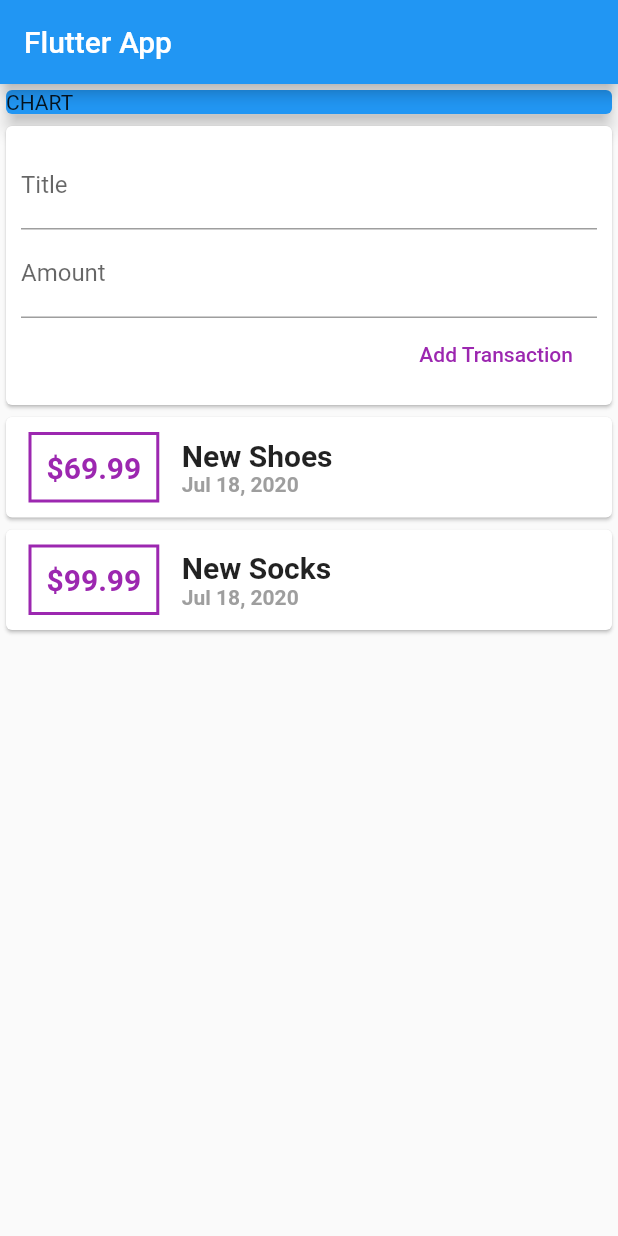
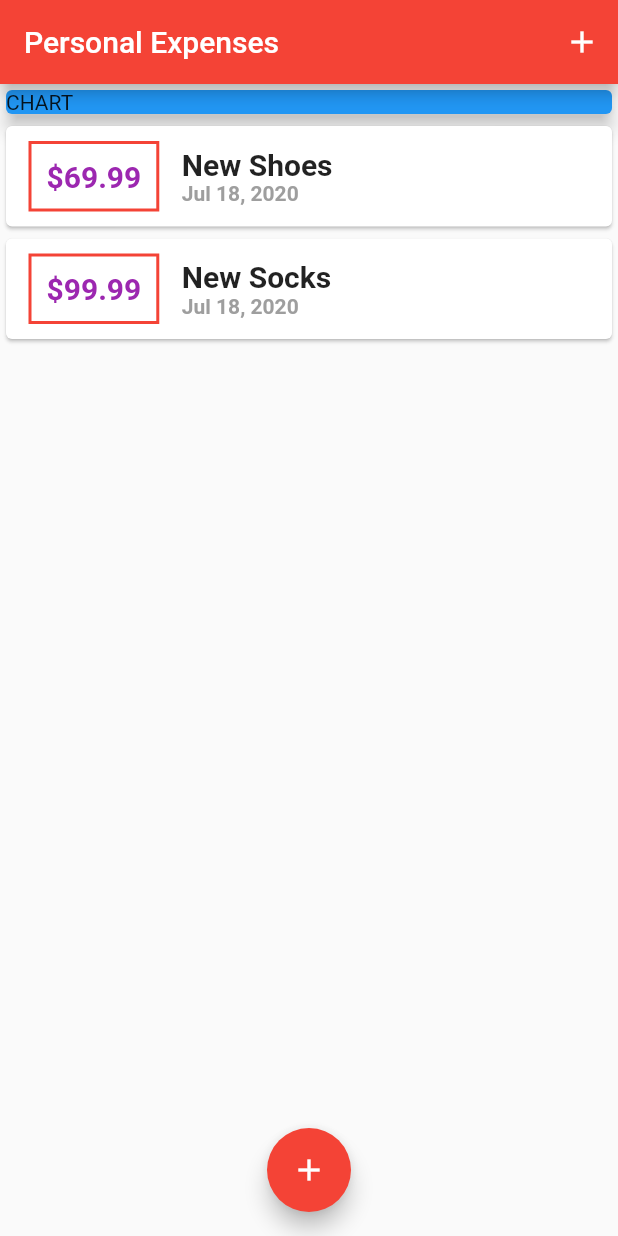
Before and after one commit to Devansh16/expensePlannerApp, a Flutter app: the screen it shows after launch, on a phone screen of 412 x 824 dp. Run offline on Flutter 3.47's test engine with Material 2 defaults, Android fonts, the phone set to English and light mode, and no system bars.

Commit message:
Fixed Bugs

```diff
--- a/lib/Widgets/transactions_list.dart
+++ b/lib/Widgets/transactions_list.dart
@@ -13,11 +13,10 @@ class TransactionList extends StatelessWidget {
   Widget build(BuildContext context) {
     return Container(
       height: 300,
-      child: SingleChildScrollView(
-        child: Column(
-          children: userTransactions.map((tx) {
-            return Card(
-                child: Row(
+      child: ListView.builder(
+        itemBuilder: (ctx, index) {
+          return Card(
+            child: Row(
               children: <Widget>[
                 Container(
                   margin: EdgeInsets.symmetric(
@@ -26,13 +25,13 @@ class TransactionList extends StatelessWidget {
                   ),
                   decoration: BoxDecoration(
                     border: Border.all(
-                      color: Colors.purple,
+                      color: Theme.of(context).primaryColor,
                       width: 2,
                     ),
                   ),
                   padding: EdgeInsets.all(10),
                   child: Text(
-                    '\$${tx.amount}',
+                    '\$${userTransactions[index].amount.toStringAsFixed(2)}',
                     style: TextStyle(
                       fontWeight: FontWeight.bold,
                       fontSize: 20,
@@ -44,14 +43,14 @@ class TransactionList extends StatelessWidget {
                   crossAxisAlignment: CrossAxisAlignment.start,
                   children: <Widget>[
                     Text(
-                      tx.title,
+                      userTransactions[index].title,
                       style: TextStyle(
                         fontWeight: FontWeight.bold,
                         fontSize: 20,
                       ),
                     ),
                     Text(
-                      DateFormat.yMMMd().format(tx.date),
+                      DateFormat.yMMMd().format(userTransactions[index].date),
                       style: TextStyle(
                         fontWeight: FontWeight.bold,
                         color: Colors.grey,
@@ -60,9 +59,10 @@ class TransactionList extends StatelessWidget {
                   ],
                 )
               ],
-            ));
-          }).toList(),
-        ),
+            ),
+          );
+        },
+        itemCount: userTransactions.length,
       ),
     );
   }
--- a/lib/Widgets/user_transactions.dart
+++ /dev/null
@@ -1,50 +0,0 @@
-import 'package:flutter/material.dart';
-
-import './new_transation.dart';
-import './transactions_list.dart';
-import '../models/transaction.dart';
-
-class UserTransactions extends StatefulWidget {
-  @override
-  _UserTransactionsState createState() => _UserTransactionsState();
-}
-
-class _UserTransactionsState extends State<UserTransactions> {
-  final List<Transaction> _userTransactions = [
-    Transaction(
-      id: 'T1',
-      title: 'New Shoes',
-      amount: 69.99,
-      date: DateTime.now(),
-    ),
-    Transaction(
-      id: 'T2',
-      title: 'New Socks',
-      amount: 99.99,
-      date: DateTime.now(),
-    ),
-  ];
-
-  void _addNewTransaction(String txTitle, double txAmount) {
-    final newTx = Transaction(
-      id: DateTime.now().toString(),
-      title: txTitle,
-      amount: txAmount,
-      date: DateTime.now(),
-    );
-
-    setState(() {
-      _userTransactions.add(newTx);
-    });
-  }
-
-  @override
-  Widget build(BuildContext context) {
-    return Column(
-      children: <Widget>[
-        NewTransaction(_addNewTransaction),
-        TransactionList(_userTransactions),
-      ],
-    );
-  }
-}
--- a/lib/main.dart
+++ b/lib/main.dart
@@ -1,4 +1,7 @@
-import './Widgets/user_transactions.dart';
+import 'package:expensePlannerApp/Widgets/new_transation.dart';
+
+import 'Widgets/transactions_list.dart';
+import './models/transaction.dart';
 import 'package:flutter/material.dart';
 
 void main() => runApp(MyApp());
@@ -7,24 +10,79 @@ class MyApp extends StatelessWidget {
   @override
   Widget build(BuildContext context) {
     return MaterialApp(
-      title: 'Flutter App',
+      title: 'Personal Expenses',
       home: MyHomePage(),
+      theme: ThemeData(
+        primarySwatch: Colors.red,
+      ),
     );
   }
 }
 
-class MyHomePage extends StatelessWidget {
+class MyHomePage extends StatefulWidget {
   // String titleInput;
   // String amountInput;
 
+  @override
+  _MyHomePageState createState() => _MyHomePageState();
+}
+
+class _MyHomePageState extends State<MyHomePage> {
   final titleController = TextEditingController();
   final amountController = TextEditingController();
+
+  final List<Transaction> _userTransactions = [
+    Transaction(
+      id: 'T1',
+      title: 'New Shoes',
+      amount: 69.99,
+      date: DateTime.now(),
+    ),
+    Transaction(
+      id: 'T2',
+      title: 'New Socks',
+      amount: 99.99,
+      date: DateTime.now(),
+    ),
+  ];
+
+  void _addNewTransaction(String txTitle, double txAmount) {
+    final newTx = Transaction(
+      id: DateTime.now().toString(),
+      title: txTitle,
+      amount: txAmount,
+      date: DateTime.now(),
+    );
+
+    setState(() {
+      _userTransactions.add(newTx);
+    });
+  }
+
+  _startAddNewTransaction(BuildContext ctx) {
+    showModalBottomSheet(
+      context: ctx,
+      builder: (_) {
+        return GestureDetector(
+          child: NewTransaction(_addNewTransaction),
+          onTap: () {},
+          behavior: HitTestBehavior.opaque,
+        );
+      },
+    );
+  }
 
   @override
   Widget build(BuildContext context) {
     return Scaffold(
       appBar: AppBar(
-          title: Text('Flutter App'),
+        title: Text('Personal Expenses'),
+        actions: <Widget>[
+          IconButton(
+            icon: Icon(Icons.add),
+            onPressed: () => _startAddNewTransaction(context),
+          ),
+        ],
       ),
       body: SingleChildScrollView(
         child: Column(
@@ -39,9 +97,15 @@ class MyHomePage extends StatelessWidget {
                 elevation: 5,
               ),
             ),
-              UserTransactions(),
+            TransactionList(_userTransactions),
           ],
         ),
-        ));
+      ),
+      floatingActionButtonLocation: FloatingActionButtonLocation.centerFloat,
+      floatingActionButton: FloatingActionButton(
+        child: Icon(Icons.add),
+        onPressed: () => _startAddNewTransaction(context),
+      ),
+    );
   }
 }
```
Also changed, not shown: lib/Widgets/new_transation.dart (+30 -10 lines). Lines whose indentation alone changed are shown as unchanged.
